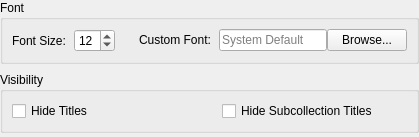
This is src/ui/dialogs/settings/appearancetitlespanel.ui in EtherAura/Kartend as Qt 5 draws it before an edit. The edited form follows.
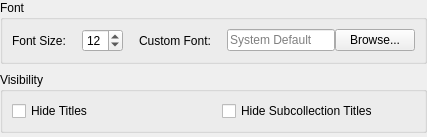
This is the edited form.

Commit message: feat(settings): pack section fields into even multi-column grids

Patch:
```diff
--- a/src/ui/dialogs/settings/appearancetitlespanel.ui
+++ b/src/ui/dialogs/settings/appearancetitlespanel.ui
@@ -11,51 +11,17 @@
    <item>
     <widget class="QGroupBox" name="appearanceTitlesFontGroupBox">
      <property name="title"><string>Font</string></property>
-     <!-- Two-column section: two equal-width column wrappers side by side. -->
-     <layout class="QHBoxLayout" name="appearanceTitlesFontRowLayout">
-      <property name="spacing"><number>24</number></property>
-      <item>
-       <widget class="QWidget" name="appearanceTitlesFontColLeft" native="true">
-        <property name="sizePolicy">
-         <sizepolicy hsizetype="Expanding" vsizetype="Preferred"><horstretch>0</horstretch><verstretch>0</verstretch></sizepolicy>
-        </property>
-        <layout class="QFormLayout" name="appearanceTitlesFontFormLeft">
-         <property name="formAlignment"><set>Qt::AlignmentFlag::AlignLeft|Qt::AlignmentFlag::AlignTop</set></property>
-         <property name="horizontalSpacing"><number>8</number></property>
-         <property name="verticalSpacing"><number>6</number></property>
-         <property name="leftMargin"><number>0</number></property>
-         <property name="topMargin"><number>0</number></property>
-         <property name="rightMargin"><number>0</number></property>
-         <property name="bottomMargin"><number>0</number></property>
-         <property name="fieldGrowthPolicy"><enum>QFormLayout::FieldGrowthPolicy::FieldsStayAtSizeHint</enum></property>
-         <item row="0" column="0"><widget class="QLabel" name="label_titles"><property name="text"><string>Font Size:</string></property></widget></item>
-         <item row="0" column="1"><widget class="QSpinBox" name="fontSizeSpinBox"><property name="maximumWidth"><number>100</number></property><property name="toolTip"><string>Font size for item titles</string></property><property name="minimum"><number>8</number></property><property name="maximum"><number>72</number></property><property name="value"><number>12</number></property></widget></item>
-        </layout>
-       </widget>
-      </item>
-      <item>
-       <widget class="QWidget" name="appearanceTitlesFontColRight" native="true">
-        <property name="sizePolicy">
-         <sizepolicy hsizetype="Expanding" vsizetype="Preferred"><horstretch>0</horstretch><verstretch>0</verstretch></sizepolicy>
-        </property>
-        <layout class="QFormLayout" name="appearanceTitlesFontFormRight">
-         <property name="formAlignment"><set>Qt::AlignmentFlag::AlignLeft|Qt::AlignmentFlag::AlignTop</set></property>
-         <property name="horizontalSpacing"><number>8</number></property>
-         <property name="verticalSpacing"><number>6</number></property>
-         <property name="leftMargin"><number>0</number></property>
-         <property name="topMargin"><number>0</number></property>
-         <property name="rightMargin"><number>0</number></property>
-         <property name="bottomMargin"><number>0</number></property>
-         <property name="fieldGrowthPolicy"><enum>QFormLayout::FieldGrowthPolicy::FieldsStayAtSizeHint</enum></property>
-         <item row="0" column="0"><widget class="QLabel" name="label_customFont"><property name="text"><string>Custom Font:</string></property></widget></item>
-         <item row="0" column="1">
-          <layout class="QHBoxLayout" name="customFontLayout">
-           <item><widget class="QLineEdit" name="customFontEdit"><property name="toolTip"><string>Custom font family for item titles (leave empty for system default)</string></property><property name="placeholderText"><string>System Default</string></property></widget></item>
-           <item><widget class="QPushButton" name="browseFontButton"><property name="text"><string>Browse...</string></property><property name="toolTip"><string>Select a font family</string></property></widget></item>
-          </layout>
-         </item>
-        </layout>
-       </widget>
+     <layout class="QGridLayout" name="appearanceTitlesFontFormLayout">
+      <property name="horizontalSpacing"><number>16</number></property>
+      <property name="verticalSpacing"><number>6</number></property>
+      <item row="0" column="0"><widget class="QLabel" name="label_titles"><property name="text"><string>Font Size:</string></property></widget></item>
+      <item row="0" column="1"><widget class="QSpinBox" name="fontSizeSpinBox"><property name="maximumWidth"><number>100</number></property><property name="toolTip"><string>Font size for item titles</string></property><property name="minimum"><number>8</number></property><property name="maximum"><number>72</number></property><property name="value"><number>12</number></property></widget></item>
+      <item row="0" column="2"><widget class="QLabel" name="label_customFont"><property name="text"><string>Custom Font:</string></property></widget></item>
+      <item row="0" column="3">
+       <layout class="QHBoxLayout" name="customFontLayout">
+        <item><widget class="QLineEdit" name="customFontEdit"><property name="toolTip"><string>Custom font family for item titles (leave empty for system default)</string></property><property name="placeholderText"><string>System Default</string></property></widget></item>
+        <item><widget class="QPushButton" name="browseFontButton"><property name="text"><string>Browse...</string></property><property name="toolTip"><string>Select a font family</string></property></widget></item>
+       </layout>
       </item>
      </layout>
     </widget>
@@ -63,41 +29,11 @@
    <item>
     <widget class="QGroupBox" name="appearanceTitlesVisibilityGroupBox">
      <property name="title"><string>Visibility</string></property>
-     <!-- Two-column section: one checkbox per column wrapper. -->
-     <layout class="QHBoxLayout" name="appearanceTitlesVisibilityRowLayout">
-      <property name="spacing"><number>24</number></property>
-      <item>
-       <widget class="QWidget" name="appearanceTitlesVisibilityColLeft" native="true">
-        <property name="sizePolicy">
-         <sizepolicy hsizetype="Expanding" vsizetype="Preferred"><horstretch>0</horstretch><verstretch>0</verstretch></sizepolicy>
-        </property>
-        <layout class="QVBoxLayout" name="appearanceTitlesVisibilityColLeftLayout">
-         <property name="spacing"><number>6</number></property>
-         <property name="leftMargin"><number>0</number></property>
-         <property name="topMargin"><number>0</number></property>
-         <property name="rightMargin"><number>0</number></property>
-         <property name="bottomMargin"><number>0</number></property>
-         <item><widget class="QCheckBox" name="hideTitlesCheckBox"><property name="toolTip"><string>Hide titles for this collection</string></property><property name="text"><string>Hide Titles</string></property></widget></item>
-         <item><spacer name="appearanceTitlesVisibilityColLeftSpacer"><property name="orientation"><enum>Qt::Orientation::Vertical</enum></property><property name="sizeHint" stdset="0"><size><width>0</width><height>0</height></size></property></spacer></item>
-        </layout>
-       </widget>
-      </item>
-      <item>
-       <widget class="QWidget" name="appearanceTitlesVisibilityColRight" native="true">
-        <property name="sizePolicy">
-         <sizepolicy hsizetype="Expanding" vsizetype="Preferred"><horstretch>0</horstretch><verstretch>0</verstretch></sizepolicy>
-        </property>
-        <layout class="QVBoxLayout" name="appearanceTitlesVisibilityColRightLayout">
-         <property name="spacing"><number>6</number></property>
-         <property name="leftMargin"><number>0</number></property>
-         <property name="topMargin"><number>0</number></property>
-         <property name="rightMargin"><number>0</number></property>
-         <property name="bottomMargin"><number>0</number></property>
-         <item><widget class="QCheckBox" name="hideSubcollectionTitlesCheckBox"><property name="toolTip"><string>Hide titles for subcollections</string></property><property name="text"><string>Hide Subcollection Titles</string></property></widget></item>
-         <item><spacer name="appearanceTitlesVisibilityColRightSpacer"><property name="orientation"><enum>Qt::Orientation::Vertical</enum></property><property name="sizeHint" stdset="0"><size><width>0</width><height>0</height></size></property></spacer></item>
-        </layout>
-       </widget>
-      </item>
+     <layout class="QGridLayout" name="appearanceTitlesVisibilityLayout">
+      <property name="horizontalSpacing"><number>16</number></property>
+      <property name="verticalSpacing"><number>6</number></property>
+      <item row="0" column="0" colspan="2"><widget class="QCheckBox" name="hideTitlesCheckBox"><property name="toolTip"><string>Hide titles for this collection</string></property><property name="text"><string>Hide Titles</string></property></widget></item>
+      <item row="0" column="2" colspan="2"><widget class="QCheckBox" name="hideSubcollectionTitlesCheckBox"><property name="toolTip"><string>Hide titles for subcollections</string></property><property name="text"><string>Hide Subcollection Titles</string></property></widget></item>
      </layout>
     </widget>
    </item>
```
The commit also changes 19 other files.
